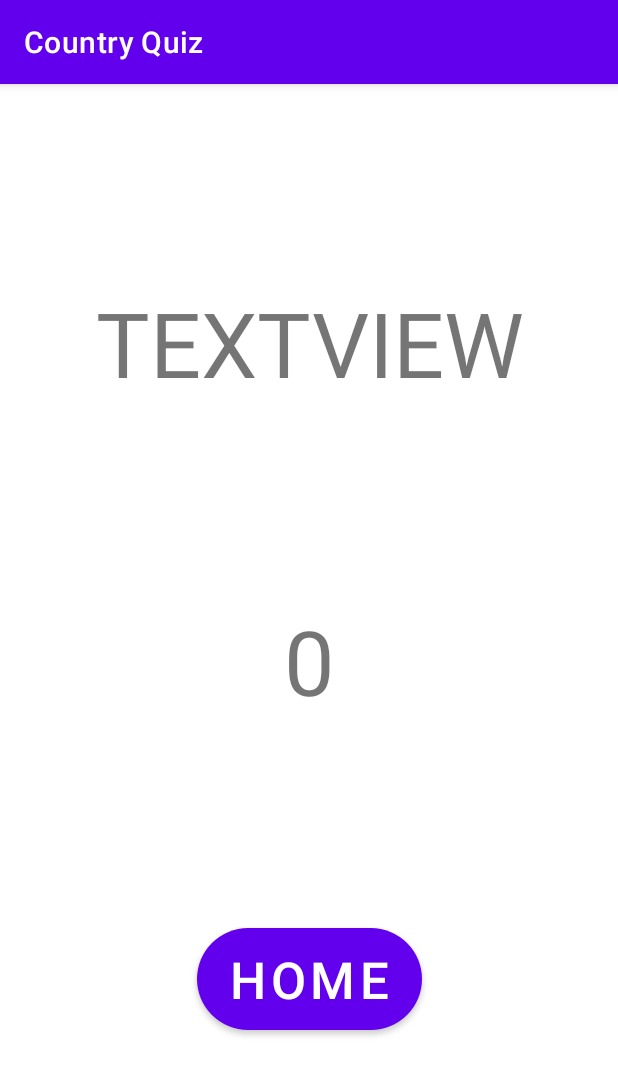
After one commit to jaksonhensley/CSCI4060_Project4, an Android app: the GradePage screen opened directly, with no data from a screen before it, on a phone screen of 412 x 824 dp. The commit adds this screen. Shown: the top 1075 px of the screen. Run offline under Robolectric (Android 15) with nearby library versions, the phone set to English and light mode, and no system bars.

Commit message:
Fixed number of fragments swiped. Added button to go from last question to grade page. Collects grade total as user answers question.

```diff
--- a/app/src/main/AndroidManifest.xml
+++ b/app/src/main/AndroidManifest.xml
@@ -28,6 +28,9 @@
             android:parentActivityName=".MainActivity"
             android:exported="false" />
         <activity
+            android:name=".GradePage"
+            android:exported="false" />
+        <activity
             android:name=".MainActivity"
             android:exported="true">
             <intent-filter>
--- /dev/null
+++ b/app/src/main/java/edu/uga/cs/countryquiz/GradePage.java
@@ -0,0 +1,47 @@
+package edu.uga.cs.countryquiz;
+
+import android.content.Intent;
+import android.database.sqlite.SQLiteDatabase;
+import android.os.Bundle;
+import android.view.View;
+import android.widget.Button;
+import android.widget.TextView;
+
+import androidx.appcompat.app.AppCompatActivity;
+
+
+public class GradePage extends AppCompatActivity {
+
+    static int[] grades = QuestionActivity.getGrades();
+
+
+    @Override
+    protected void onCreate( Bundle savedInstanceState ) {
+        super.onCreate( savedInstanceState );
+        setContentView( R.layout.grade_page );
+
+        int gradeTotal = 0;
+
+        TextView gradeDisplay = findViewById( R.id.gradeView);
+        Button homeButton = findViewById( R.id.homeButton);
+
+        for (int i = 0; i < grades.length; i++) {
+            gradeTotal += grades[i];
+        }
+
+        gradeDisplay.setText(Integer.toString(gradeTotal));
+
+        homeButton.setOnClickListener(new View.OnClickListener() {
+            @Override
+            public void onClick(View view) {
+                // Handle the click event for the "Submit Quiz" button
+                Intent intent = new Intent(GradePage.this, MainActivity.class);
+                startActivity(intent);
+            } // onClick
+        });
+
+
+    }
+
+
+}
--- /dev/null
+++ b/app/src/main/res/layout/grade_page.xml
@@ -0,0 +1,46 @@
+<?xml version="1.0" encoding="utf-8"?>
+<androidx.constraintlayout.widget.ConstraintLayout xmlns:android="http://schemas.android.com/apk/res/android"
+    xmlns:app="http://schemas.android.com/apk/res-auto"
+    xmlns:tools="http://schemas.android.com/tools"
+    android:layout_width="match_parent"
+    android:layout_height="match_parent">
+
+    <TextView
+        android:id="@+id/pageText"
+        android:layout_width="wrap_content"
+        android:layout_height="wrap_content"
+        android:text="TextView"
+        android:textAlignment="center"
+        android:textAllCaps="true"
+        android:textSize="60sp"
+        app:layout_constraintBottom_toTopOf="@+id/gradeView"
+        app:layout_constraintEnd_toEndOf="parent"
+        app:layout_constraintStart_toStartOf="parent"
+        app:layout_constraintTop_toTopOf="parent"
+        tools:text="Quiz Grade" />
+
+    <TextView
+        android:id="@+id/gradeView"
+        android:layout_width="wrap_content"
+        android:layout_height="wrap_content"
+        android:text="TextView"
+        android:textAlignment="center"
+        android:textAllCaps="false"
+        android:textSize="60sp"
+        app:layout_constraintBottom_toBottomOf="parent"
+        app:layout_constraintEnd_toEndOf="parent"
+        app:layout_constraintStart_toStartOf="parent"
+        app:layout_constraintTop_toTopOf="parent" />
+
+    <Button
+        android:id="@+id/homeButton"
+        android:layout_width="150dp"
+        android:layout_height="80dp"
+        android:text="Home"
+        android:textSize="34sp"
+        app:cornerRadius="50dp"
+        app:layout_constraintBottom_toBottomOf="parent"
+        app:layout_constraintEnd_toEndOf="parent"
+        app:layout_constraintStart_toStartOf="parent"
+        app:layout_constraintTop_toBottomOf="@+id/gradeView" />
+</androidx.constraintlayout.widget.ConstraintLayout>
```
Also changed, not shown: app/src/main/java/edu/uga/cs/countryquiz/GradeFragment.java (deleted, +0 -63 lines), app/src/main/java/edu/uga/cs/countryquiz/QuestionActivity.java (+33 -1 lines), app/src/main/java/edu/uga/cs/countryquiz/QuestionFragment.java (+70 -18 lines), app/src/main/java/edu/uga/cs/countryquiz/QuestionPagerAdapter.java (+12 -14 lines), app/src/main/res/layout/activity_question.xml (+18 -2 lines), app/src/main/res/layout/fragment_grade.xml (deleted, +0 -28 lines), app/src/main/res/layout/fragment_question.xml (+8 -4 lines).
